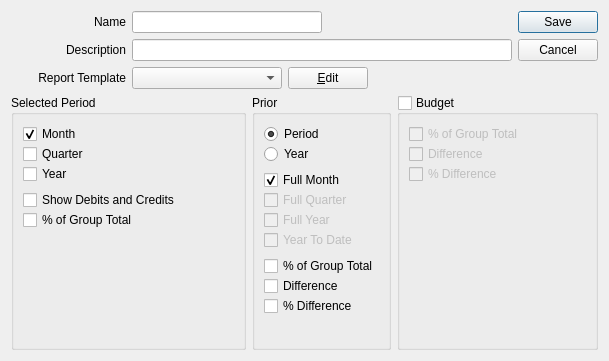
Pegasus-RPG/xtuple-client, file guiclient/financialLayoutColumns.ui: the form before one commit.
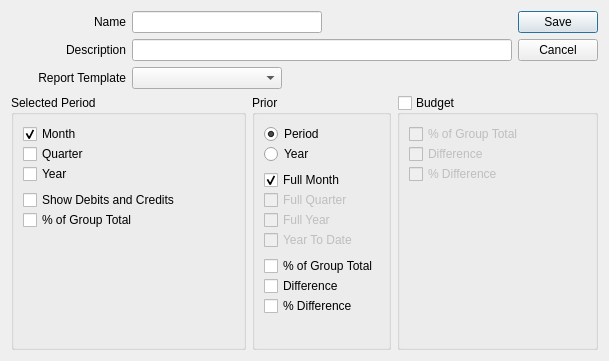
The form after the commit. Custom widgets are drawn as their Qt base class.

Commit message: Issue #29166: Edit button not functional in Financial Reports screen

Patch:
```diff
--- a/guiclient/financialLayoutColumns.ui
+++ b/guiclient/financialLayoutColumns.ui
@@ -101,16 +101,6 @@
          </property>
         </widget>
        </item>
-       <item>
-        <widget class="QPushButton" name="_edit">
-         <property name="enabled">
-          <bool>true</bool>
-         </property>
-         <property name="text">
-          <string>&amp;Edit</string>
-         </property>
-        </widget>
-       </item>
       </layout>
      </item>
      <item>
```
Left out of the diff: 2 changed lines with no effect on the pictures.
